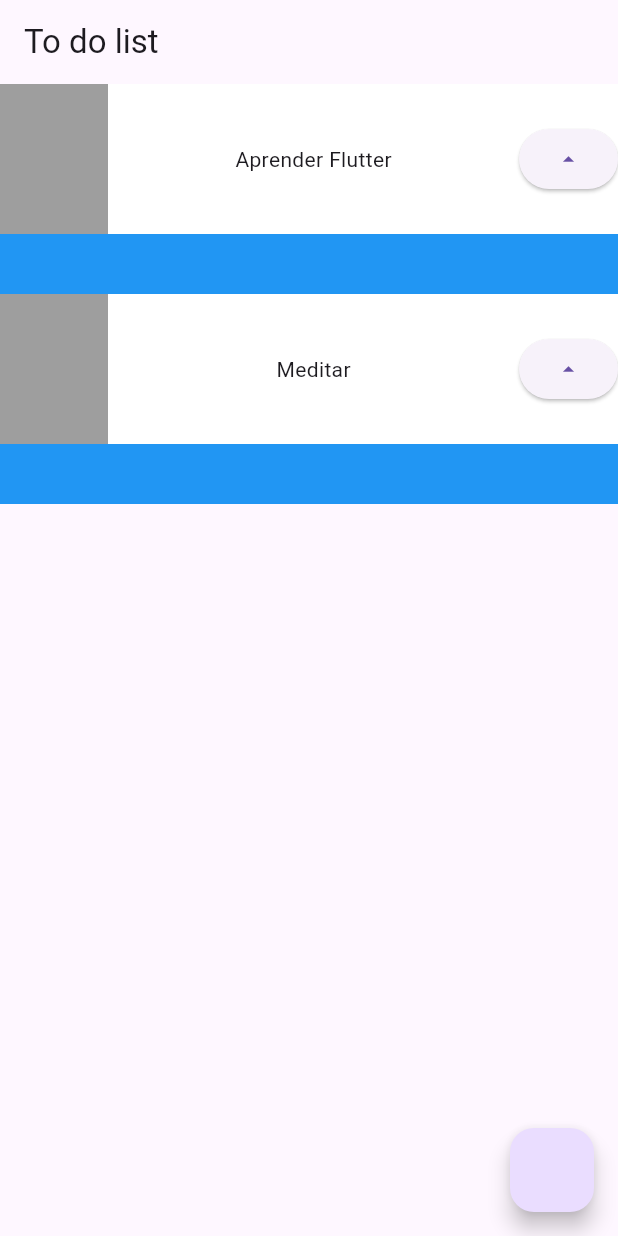
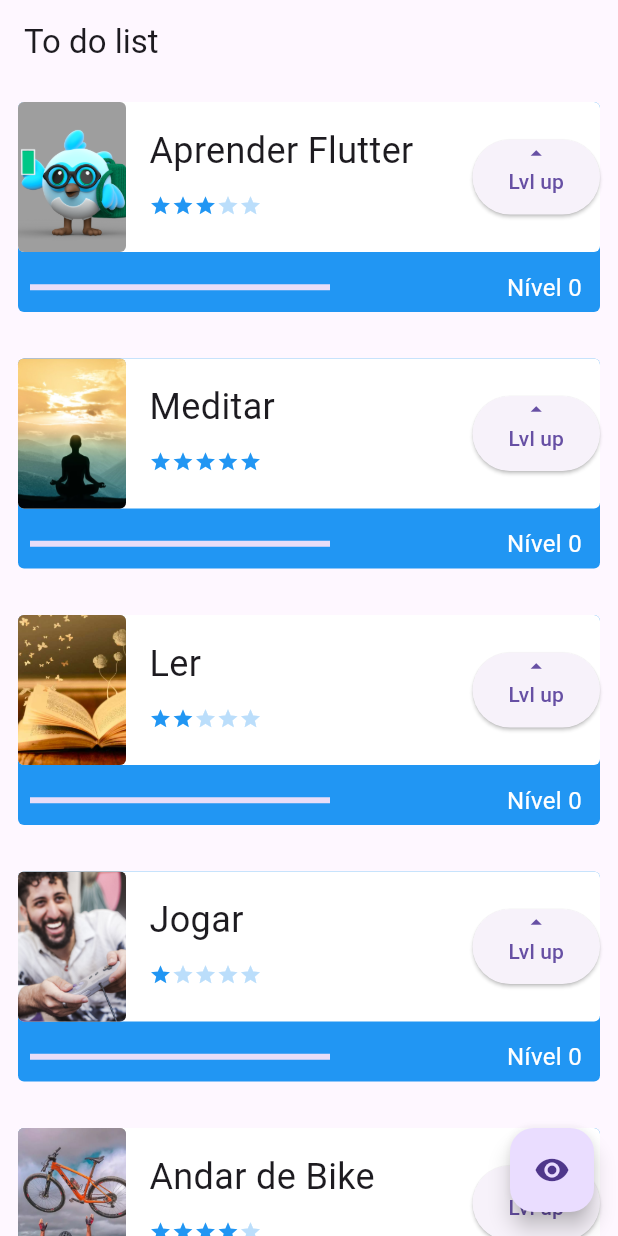
Before and after one commit to JairoPiekarski/first_project_flutter, a Flutter app: the screen it shows after launch, on a phone screen of 412 x 824 dp. Run offline on Flutter 3.47's test engine with Material 3 defaults, Android fonts, the phone set to English and light mode, and no system bars.

Commit message:
Adicionada tela inicial e suas funcionalidades

```diff
--- /dev/null
+++ b/lib/components/difficulty.dart
@@ -0,0 +1,44 @@
+import 'package:flutter/material.dart';
+
+class Difficulty extends StatelessWidget {
+
+  final int difficultyLevel;
+
+  const Difficulty({
+    required this.difficultyLevel,
+    super.key,
+  });
+
+  @override
+  Widget build(BuildContext context) {
+    return Row(
+      children: [
+        Icon(
+          Icons.star,
+          size: 15,
+          color: (difficultyLevel >= 1) ? Colors.blue : Colors.blue[100],
+        ),
+        Icon(
+          Icons.star,
+          size: 15,
+          color: (difficultyLevel >= 2) ? Colors.blue : Colors.blue[100],
+        ),
+        Icon(
+          Icons.star,
+          size: 15,
+          color: (difficultyLevel >= 3) ? Colors.blue : Colors.blue[100],
+        ),
+        Icon(
+          Icons.star,
+          size: 15,
+          color: (difficultyLevel >= 4) ? Colors.blue : Colors.blue[100],
+        ),
+        Icon(
+          Icons.star,
+          size: 15,
+          color: (difficultyLevel >= 5) ? Colors.blue : Colors.blue[100],
+        ),
+      ],
+    );
+  }
+}
--- /dev/null
+++ b/lib/components/task.dart
@@ -0,0 +1,134 @@
+import 'package:flutter/material.dart';
+import 'difficulty.dart';
+
+class Task extends StatefulWidget {
+  final String nome;
+  final String foto;
+  final int dificuldade;
+
+  const Task(this.nome, this.foto, this.dificuldade, {Key? key})
+      : super(key: key);
+
+  @override
+  State<Task> createState() => _TaskState();
+}
+
+class _TaskState extends State<Task> {
+  int nivel = 0;
+  int mastery = 0;
+
+  @override
+  Widget build(BuildContext context) {
+    return Padding(
+      padding: const EdgeInsets.all(12.0),
+      child: Stack(
+        children: [
+          Container(
+            decoration: BoxDecoration(
+              borderRadius: BorderRadius.circular(4),
+              color: (mastery == 1)
+                  ? Colors.green
+                  : (mastery == 2)
+                      ? Colors.red
+                      : (mastery >= 3)
+                          ? Colors.black
+                          : Colors.blue,
+            ),
+            height: 140,
+          ),
+          Column(
+            children: [
+              Container(
+                decoration: BoxDecoration(
+                    color: Colors.white,
+                    borderRadius: BorderRadius.circular(4)),
+                height: 100,
+                child: Row(
+                  mainAxisAlignment: MainAxisAlignment.spaceBetween,
+                  children: [
+                    Container(
+                      decoration: BoxDecoration(
+                          color: Colors.grey,
+                          borderRadius: BorderRadius.circular(4)),
+                      width: 72,
+                      height: 100,
+                      child: ClipRRect(
+                        borderRadius: BorderRadius.circular(4),
+                        child: Image.asset(
+                          widget.foto,
+                          fit: BoxFit.cover,
+                        ),
+                      ),
+                    ),
+                    Column(
+                      mainAxisAlignment: MainAxisAlignment.center,
+                      crossAxisAlignment: CrossAxisAlignment.start,
+                      children: [
+                        SizedBox(
+                          width: 200,
+                          child: Text(
+                            widget.nome,
+                            style: const TextStyle(
+                                fontSize: 24, overflow: TextOverflow.ellipsis),
+                          ),
+                        ),
+                        Padding(
+                          padding: const EdgeInsets.fromLTRB(0, 12, 0, 8),
+                          child: Difficulty(
+                            difficultyLevel: widget.dificuldade,
+                          ),
+                        ),
+                      ],
+                    ),
+                    ElevatedButton(
+                        onPressed: () {
+                          setState(() {
+                            nivel++;
+                            ((nivel / widget.dificuldade) / 10) >= 1
+                                ? mastery++
+                                : mastery = mastery;
+                          });
+                        },
+                        child: const SizedBox(
+                          height: 50,
+                          child: Column(
+                            children: [
+                              Icon(Icons.arrow_drop_up),
+                              Text('Lvl up'),
+                            ],
+                          ),
+                        ))
+                  ],
+                ),
+              ),
+              Row(
+                mainAxisAlignment: MainAxisAlignment.spaceBetween,
+                children: [
+                  Padding(
+                    padding: const EdgeInsets.all(8.0),
+                    child: SizedBox(
+                      width: 200,
+                      child: LinearProgressIndicator(
+                        color: Colors.white,
+                        value: (widget.dificuldade > 0)
+                            ? (nivel / widget.dificuldade) / 10
+                            : 1,
+                      ),
+                    ),
+                  ),
+                  Padding(
+                    padding: const EdgeInsets.all(12.0),
+                    child: Text(
+                      'Nível $nivel',
+                      style: const TextStyle(color: Colors.white, fontSize: 16),
+                    ),
+                  ),
+                ],
+              )
+            ],
+          ),
+        ],
+      ),
+    );
+  }
+}
--- a/lib/main.dart
+++ b/lib/main.dart
@@ -1,3 +1,4 @@
+import 'package:first_project/screens/initial_screen.dart';
 import 'package:flutter/material.dart';
 
 void main() {
@@ -14,53 +15,7 @@ class MyApp extends StatelessWidget {
       theme: ThemeData(
         primarySwatch: Colors.blue,
       ),
-      home: Scaffold(
-        appBar: AppBar(
-          title: Text('To do list'),
-        ),
-        body: Column(
-          children: [
-            Task('Aprender Flutter'),
-            Task('Meditar'),
-          ],
-        ),
-        floatingActionButton: FloatingActionButton(onPressed: () {}),
-      ),
+      home: const InitialScreen(),
     );
   }
 }
-
-class Task extends StatelessWidget {
-  final String nome;
-  const Task(this.nome,{Key? key}) : super(key: key);
-
-  @override
-  Widget build(BuildContext context) {
-    return Container(
-      child: Stack(
-        children: [
-          Container(
-            color: Colors.blue,
-            height: 140,
-          ),
-          Container(
-            color: Colors.white,
-            height: 100,
-            child: Row(
-              mainAxisAlignment: MainAxisAlignment.spaceBetween,
-              children: [
-                Container(
-                  color: Colors.grey,
-                  width: 72,
-                  height: 100,
-                ),
-                Text(nome),
-                ElevatedButton(onPressed: () {}, child: Icon(Icons.arrow_drop_up))
-              ],
-            ),
-          ),
-        ],
-      ),
-    );
-  }
-}
--- /dev/null
+++ b/lib/screens/initial_screen.dart
@@ -0,0 +1,58 @@
+import 'package:first_project/components/task.dart';
+import 'package:flutter/material.dart';
+
+class InitialScreen extends StatefulWidget {
+  const InitialScreen({super.key});
+
+  @override
+  State<InitialScreen> createState() => _InitialScreenState();
+}
+
+class _InitialScreenState extends State<InitialScreen> {
+
+  bool opacidade = true;
+
+  @override
+  Widget build(BuildContext context) {
+    return Scaffold(
+      appBar: AppBar(
+        title: const Text('To do list'),
+      ),
+      body: AnimatedOpacity(
+        opacity: opacidade ? 1 : 0,
+        duration: const Duration(milliseconds: 1000),
+        child: ListView(
+          children: const [
+            Task(
+                'Aprender Flutter',
+                'assets/images/dash.png',
+                3),
+            Task(
+                'Meditar',
+                'assets/images/meditar.jpeg',
+                5),
+            Task(
+                'Ler',
+                'assets/images/livro.jpg',
+                2),
+            Task('Jogar',
+                'assets/images/jogar.jpg', 1),
+            Task(
+                'Andar de Bike',
+                'assets/images/bike.webp',
+                4),
+            SizedBox(height: 80,)
+          ],
+        ),
+      ),
+      floatingActionButton: FloatingActionButton(
+        onPressed: () {
+          setState(() {
+            opacidade = !opacidade;
+          });
+        },
+        child: const Icon(Icons.remove_red_eye),
+      ),
+    );
+  }
+}
--- a/pubspec.yaml
+++ b/pubspec.yaml
@@ -62,6 +62,8 @@ flutter:
   # assets:
   #   - images/a_dot_burr.jpeg
   #   - images/a_dot_ham.jpeg
+  assets:
+    - assets/images/
 
   # An image asset can refer to one or more resolution-specific "variants", see
   # https://flutter.dev/assets-and-images/#resolution-aware
```
Also changed, not shown: assets/images/bike.webp (added), assets/images/dash.png (added), assets/images/jogar.jpg (added), assets/images/livro.jpg (added), assets/images/meditar.jpeg (added).
